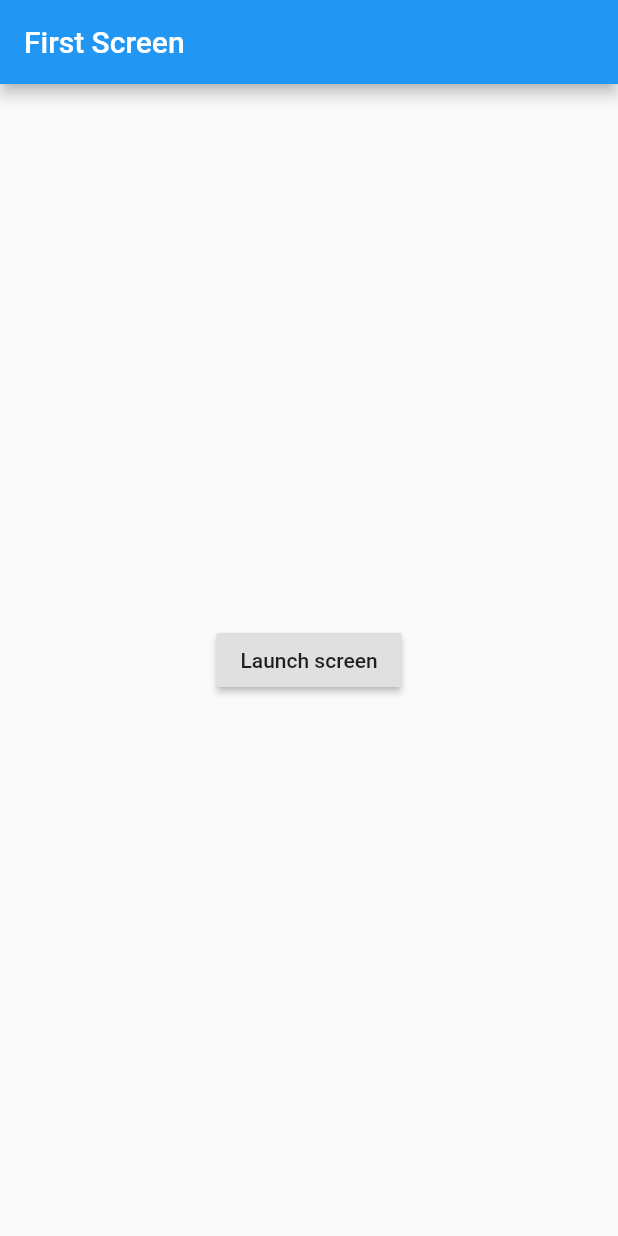
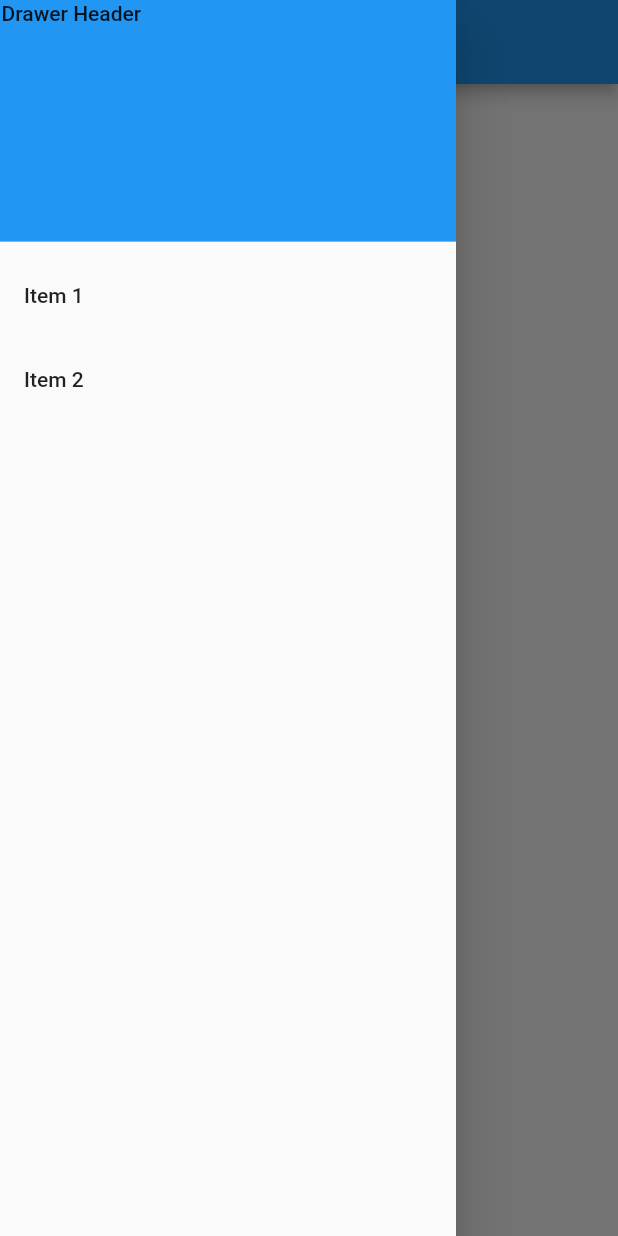
Before and after one commit to michsu0927/flutter-flutterapp, a Flutter app: the screen it shows after launch, with the side drawer open (before the commit the screen has no drawer), on a phone screen of 412 x 824 dp. Run offline on Flutter 3.47's test engine with Material 2 defaults, Android fonts, the phone set to English and light mode, and no system bars.

Commit message:
navigation add drawer(sidemenu)

```diff
--- a/flutter_app/lib/main.dart
+++ b/flutter_app/lib/main.dart
@@ -56,6 +56,39 @@ class FirstScreen extends StatelessWidget {
           },
         ),
       ),
+      drawer: Drawer(
+        // Add a ListView to the drawer. This ensures the user can scroll
+        // through the options in the drawer if there isn't enough vertical
+        // space to fit everything.
+        child: ListView(
+          // Important: Remove any padding from the ListView.
+          padding: EdgeInsets.zero,
+          children: <Widget>[
+            DrawerHeader(
+              child: Text('Drawer Header'),
+              decoration: BoxDecoration(
+                color: Colors.blue,
+              ),
+              padding: EdgeInsets.all(1),
+            ),
+            ListTile(
+              title: Text('Item 1'),
+              onTap: () {
+                // Update the state of the app.
+                // ...
+              },
+            ),
+            ListTile(
+              title: Text('Item 2'),
+              onTap: () {
+                // Update the state of the app.
+                // ...
+              },
+            ),
+          ],
+        ),
+      )
+      ,
     );
   }
 }
@@ -104,7 +137,9 @@ class ThirdScreen extends StatelessWidget {
             // Navigate back to the first screen by popping the current route
             // off the stack.
             //now add check
-            Navigator.pushNamedAndRemoveUntil(context, '/' , (route) => false);
+            if(AppRoute().checkKey('/')){
+              Navigator.pushNamedAndRemoveUntil(context, '/' , (route) => false);
+            }
           },
           child: Text('Go Home!'),
           fillColor: Colors.amber,
```
